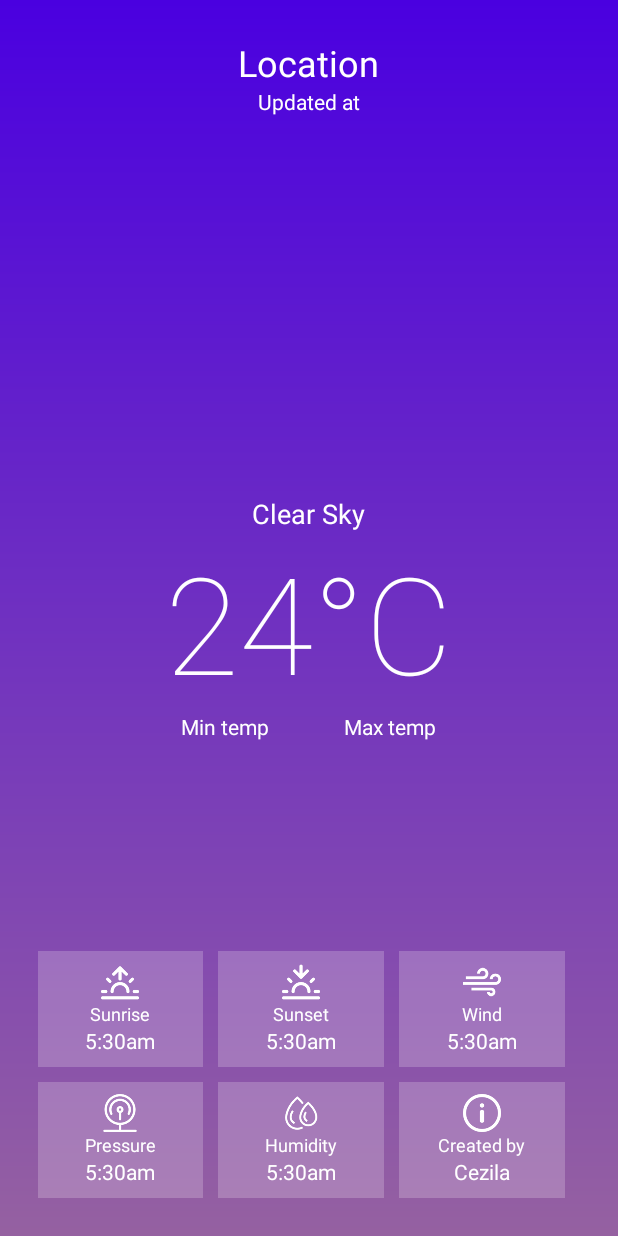
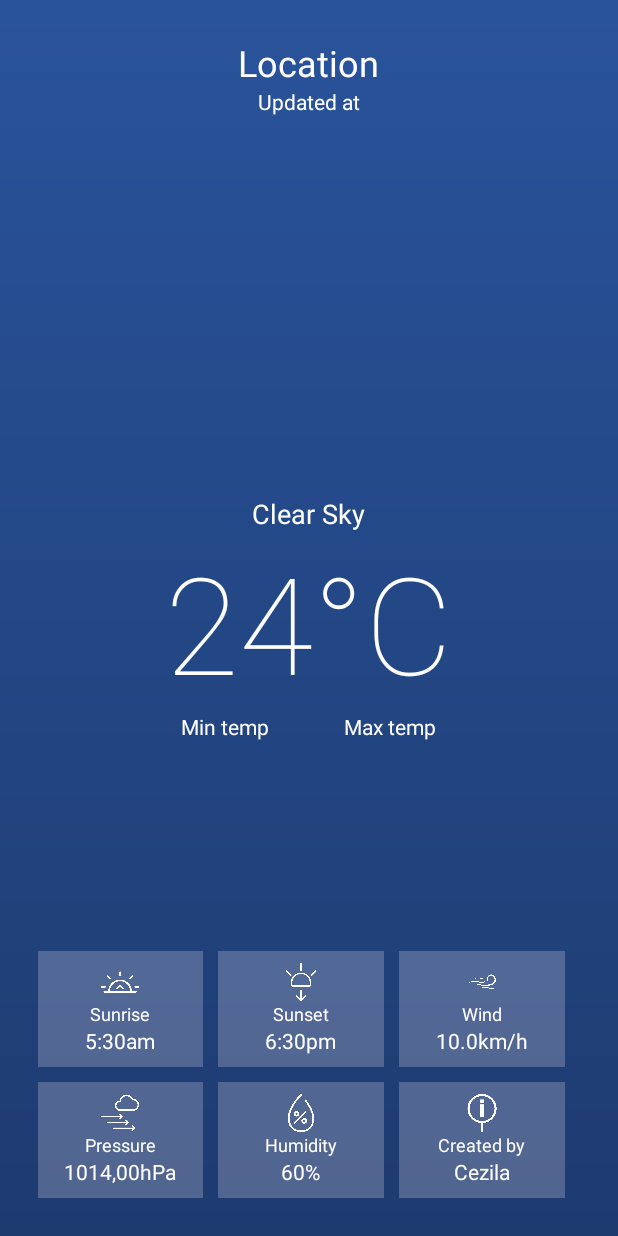
Before and after one commit to VitorCezila/WeatherApp, an Android app: the screen it shows after launch (MainActivity), on a phone screen of 412 x 824 dp. Run offline under Robolectric (Android 15) with nearby library versions, the phone set to English and light mode, and no system bars.

Commit message:
Updating icons

```diff
--- a/app/src/main/res/layout/activity_main.xml
+++ b/app/src/main/res/layout/activity_main.xml
@@ -27,18 +27,14 @@
                 android:layout_width="wrap_content"
                 android:layout_height="wrap_content"
                 android:text="Location"
-                android:textSize="24sp">
-
-            </TextView>
+                android:textSize="24sp"/>
 
             <TextView
                 android:id="@+id/updated_at"
                 android:layout_width="wrap_content"
                 android:layout_height="wrap_content"
                 android:text="Updated at"
-                android:textSize="14sp">
-
-            </TextView>
+                android:textSize="14sp"/>
         </LinearLayout>
 
         <LinearLayout
@@ -54,9 +50,7 @@
                 android:layout_height="wrap_content"
                 android:layout_gravity="center"
                 android:text="Clear Sky"
-                android:textSize="18sp">
-
-            </TextView>
+                android:textSize="18sp"/>
 
             <TextView
                 android:id="@+id/temp"
@@ -65,9 +59,7 @@
                 android:layout_gravity="center"
                 android:fontFamily="sans-serif-thin"
                 android:text="24°C"
-                android:textSize="90sp">
-
-            </TextView>
+                android:textSize="90sp"/>
 
             <LinearLayout
                 android:layout_width="match_parent"
@@ -79,9 +71,7 @@
                     android:id="@+id/temp_min"
                     android:layout_width="wrap_content"
                     android:layout_height="wrap_content"
-                    android:text="Min temp">
-
-                </TextView>
+                    android:text="Min temp"/>
 
                 <Space
                     android:layout_width="50dp"
@@ -91,9 +81,7 @@
                     android:id="@+id/temp_max"
                     android:layout_width="wrap_content"
                     android:layout_height="wrap_content"
-                    android:text="Max temp">
-
-                </TextView>
+                    android:text="Max temp"/>
 
             </LinearLayout>
 
@@ -124,35 +112,30 @@
                         android:layout_width="25dp"
                         android:layout_height="25dp"
                         android:src="@drawable/sunrise"
-                        app:tint="@color/white">
+                        app:tint="@color/white"/>
 
-                    </ImageView>
                     <Space
                         android:layout_width="5dp"
-                        android:layout_height="wrap_content">
+                        android:layout_height="wrap_content"/>
 
-                    </Space>
                     <TextView
                         android:layout_width="wrap_content"
                         android:layout_height="wrap_content"
                         android:text="Sunrise"
-                        android:textSize="12sp">
+                        android:textSize="12sp"/>
 
-                    </TextView>
                     <TextView
                         android:id="@+id/sunrise"
                         android:layout_width="wrap_content"
                         android:layout_height="wrap_content"
                         android:text="5:30am"
-                        android:textSize="14sp">
+                        android:textSize="14sp"/>
 
-                    </TextView>
                 </LinearLayout>
                 <Space
                     android:layout_width="10dp"
-                    android:layout_height="wrap_content">
+                    android:layout_height="wrap_content"/>
 
-                </Space>
                 <LinearLayout
                     android:layout_width="0dp"
                     android:layout_height="wrap_content"
@@ -165,35 +148,30 @@
                         android:layout_width="25dp"
                         android:layout_height="25dp"
                         android:src="@drawable/sunset"
-                        app:tint="@color/white">
+                        app:tint="@color/white"/>
 
-                    </ImageView>
                     <Space
                         android:layout_width="5dp"
-                        android:layout_height="wrap_content">
+                        android:layout_height="wrap_content"/>
 
-                    </Space>
                     <TextView
                         android:layout_width="wrap_content"
                         android:layout_height="wrap_content"
                         android:text="Sunset"
-                        android:textSize="12sp">
+                        android:textSize="12sp"/>
 
-                    </TextView>
                     <TextView
                         android:id="@+id/sunset"
                         android:layout_width="wrap_content"
                         android:layout_height="wrap_content"
-                        android:text="5:30am"
-                        android:textSize="14sp">
+                        android:text="6:30pm"
+                        android:textSize="14sp"/>
 
-                    </TextView>
                 </LinearLayout>
                 <Space
                     android:layout_width="10dp"
-                    android:layout_height="wrap_content">
+                    android:layout_height="wrap_content"/>
 
-                </Space>
                 <LinearLayout
                     android:layout_width="0dp"
                     android:layout_height="wrap_content"
@@ -207,43 +185,35 @@
                         android:layout_width="25dp"
                         android:layout_height="25dp"
                         android:src="@drawable/wind"
-                        app:tint="@color/white">
-
-                    </ImageView>
+                        app:tint="@color/white"/>
 
                     <Space
                         android:layout_width="5dp"
-                        android:layout_height="wrap_content">
+                        android:layout_height="wrap_content"/>
 
-                    </Space>
                     <TextView
                         android:layout_width="wrap_content"
                         android:layout_height="wrap_content"
                         android:text="Wind"
-                        android:textSize="12sp">
+                        android:textSize="12sp"/>
 
-                    </TextView>
                     <TextView
                         android:id="@+id/wind"
                         android:layout_width="wrap_content"
                         android:layout_height="wrap_content"
-                        android:text="5:30am"
-                        android:textSize="14sp">
+                        android:text="10.0km/h"
+                        android:textSize="14sp"/>
 
-                    </TextView>
                 </LinearLayout>
                 <Space
                     android:layout_width="10dp"
-                    android:layout_height="wrap_content">
-
-                </Space>
+                    android:layout_height="wrap_content"/>
 
             </LinearLayout>
             <Space
                 android:layout_width="wrap_content"
-                android:layout_height="10dp">
+                android:layout_height="10dp"/>
 
-            </Space>
             <LinearLayout
                 android:layout_width="match_parent"
                 android:layout_height="wrap_content"
@@ -263,38 +233,30 @@
                         android:layout_width="25dp"
                         android:layout_height="25dp"
                         android:src="@drawable/pressure"
-                        app:tint="@color/white">
-
-                    </ImageView>
+                        app:tint="@color/white"/>
 
                     <Space
                         android:layout_width="5dp"
-                        android:layout_height="wrap_content">
-
-                    </Space>
+                        android:layout_height="wrap_content"/>
 
                     <TextView
                         android:layout_width="wrap_content"
                         android:layout_height="wrap_content"
                         android:text="Pressure"
-                        android:textSize="12sp">
-
-                    </TextView>
+                        android:textSize="12sp"/>
 
                     <TextView
                         android:id="@+id/pressure"
                         android:layout_width="wrap_content"
                         android:layout_height="wrap_content"
-                        android:text="5:30am"
-                        android:textSize="14sp">
+                        android:text="1014,00hPa"
+                        android:textSize="14sp"/>
 
-                    </TextView>
                 </LinearLayout>
                 <Space
                     android:layout_width="10dp"
-                    android:layout_height="wrap_content">
+                    android:layout_height="wrap_content"/>
 
-                </Space>
                 <LinearLayout
                     android:layout_width="0dp"
                     android:layout_height="wrap_content"
@@ -308,38 +270,30 @@
                         android:layout_width="25dp"
                         android:layout_height="25dp"
                         android:src="@drawable/humidity"
-                        app:tint="@color/white">
-
-                    </ImageView>
+                        app:tint="@color/white" />
 
                     <Space
                         android:layout_width="5dp"
-                        android:layout_height="wrap_content">
-
-                    </Space>
+                        android:layout_height="wrap_content"/>
 
                     <TextView
                         android:layout_width="wrap_content"
                         android:layout_height="wrap_content"
                         android:text="Humidity"
-                        android:textSize="12sp">
-
-                    </TextView>
+                        android:textSize="12sp"/>
 
                     <TextView
                         android:id="@+id/humidity"
                         android:layout_width="wrap_content"
                         android:layout_height="wrap_content"
-                        android:text="5:30am"
-                        android:textSize="14sp">
+                        android:text="60%"
+                        android:textSize="14sp"/>
 
-                    </TextView>
                 </LinearLayout>
                 <Space
                     android:layout_width="10dp"
-                    android:layout_height="wrap_content">
+                    android:layout_height="wrap_content"/>
 
-                </Space>
                 <LinearLayout
                     android:layout_width="0dp"
                     android:layout_height="wrap_content"
@@ -353,59 +307,47 @@
                         android:layout_width="25dp"
                         android:layout_height="25dp"
                         android:src="@drawable/info"
-                        app:tint="@color/white">
-
-                    </ImageView>
+                        app:tint="@color/white"/>
 
                     <Space
                         android:layout_width="5dp"
-                        android:layout_height="wrap_content">
-
-                    </Space>
+                        android:layout_height="wrap_content"/>
 
                     <TextView
                         android:layout_width="wrap_content"
                         android:layout_height="wrap_content"
                         android:text="Created by"
-                        android:textSize="12sp">
-
-                    </TextView>
+                        android:textSize="12sp"/>
 
                     <TextView
                         android:id="@+id/info"
                         android:layout_width="wrap_content"
                         android:layout_height="wrap_content"
                         android:text="Cezila"
-                        android:textSize="14sp">
+                        android:textSize="14sp"/>
 
-                    </TextView>
                 </LinearLayout>
                 <Space
                     android:layout_width="10dp"
-                    android:layout_height="wrap_content">
-
-                </Space>
+                    android:layout_height="wrap_content"/>
 
             </LinearLayout>
         </LinearLayout>
+    </RelativeLayout>
 
-    </RelativeLayout>
     <ProgressBar
         android:id="@+id/loader"
         android:layout_centerInParent="true"
         android:visibility="gone"
         android:layout_width="wrap_content"
-        android:layout_height="wrap_content">
+        android:layout_height="wrap_content"/>
 
-    </ProgressBar>
     <TextView
         android:id="@+id/errortext"
         android:layout_centerInParent="true"
         android:text="Something went wrong"
         android:visibility="gone"
         android:layout_width="wrap_content"
-        android:layout_height="wrap_content">
-
-    </TextView>
+        android:layout_height="wrap_content"/>
 
 </RelativeLayout>
--- a/app/src/main/res/values/colors.xml
+++ b/app/src/main/res/values/colors.xml
@@ -3,7 +3,7 @@
     <color name="colorPrimary">#6200EE</color>
     <color name="colorPrimaryDark">#3700B3</color>
     <color name="colorAccent">#03DAC5</color>
-    <color name="bg_start">#9561a1</color>
-    <color name="bg_end">#4A00E0</color>
+    <color name="bg_start">#1E3B70</color>
+    <color name="bg_end">#29539B</color>
     <color name="white">#FFF</color>
 </resources>
```
Also changed, not shown: app/src/main/res/drawable/humidity.png, app/src/main/res/drawable/info.png, app/src/main/res/drawable/pressure.png, app/src/main/res/drawable/sunrise.png, app/src/main/res/drawable/sunset.png, app/src/main/res/drawable/wind.png.
